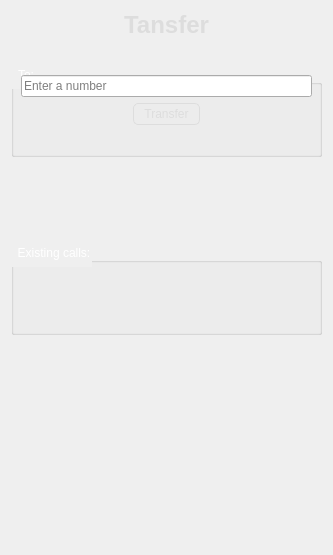
Old version of the form src/widgets/ui/transfer.ui in the repository KDE/ring-kde.
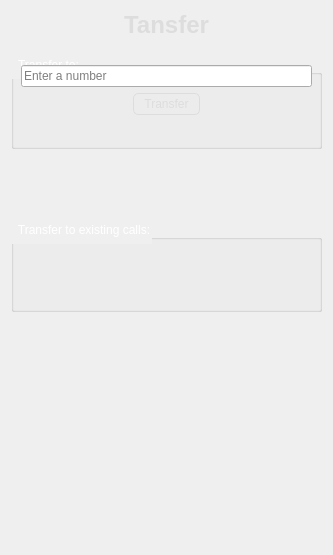
New version of the form. Custom widgets are drawn as their Qt base class.

Commit message: [ #25405 ] Implement most of the transfer features

Diff of the .ui file:
```diff
--- a/src/widgets/ui/transfer.ui
+++ b/src/widgets/ui/transfer.ui
@@ -35,7 +35,7 @@
      <property name="sizeHint" stdset="0">
       <size>
        <width>20</width>
-       <height>20</height>
+       <height>10</height>
       </size>
      </property>
     </spacer>
@@ -66,7 +66,7 @@
    }</string>
      </property>
      <property name="title">
-      <string>To:</string>
+      <string>Transfer to:</string>
      </property>
      <layout class="QGridLayout" name="gridLayout">
       <item row="1" column="0">
@@ -123,7 +123,10 @@
        </spacer>
       </item>
       <item row="0" column="0" colspan="3">
-       <widget class="KLineEdit" name="klineedit">
+       <widget class="KLineEdit" name="m_pNumberLE">
+        <property name="autoFillBackground">
+         <bool>false</bool>
+        </property>
         <property name="placeholderText">
          <string>Enter a number</string>
         </property>
@@ -157,7 +160,7 @@
       <enum>Qt::Vertical</enum>
      </property>
      <property name="sizeType">
-      <enum>QSizePolicy::Fixed</enum>
+      <enum>QSizePolicy::Preferred</enum>
      </property>
      <property name="sizeHint" stdset="0">
       <size>
@@ -193,7 +196,7 @@
    }</string>
      </property>
      <property name="title">
-      <string>Existing calls:</string>
+      <string>Transfer to existing calls:</string>
      </property>
      <layout class="QVBoxLayout" name="verticalLayout_2"/>
     </widget>
@@ -206,7 +209,7 @@
      <property name="sizeHint" stdset="0">
       <size>
        <width>20</width>
-       <height>198</height>
+       <height>208</height>
       </size>
      </property>
     </spacer>
```
Left out of the diff: 5 changed lines with no effect on the pictures. The commit also changes 4 other files.
